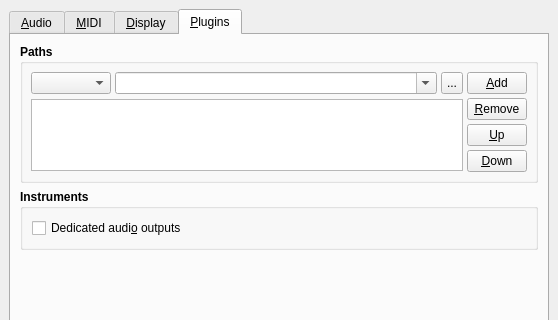
rncbc/qtractor, file src/qtractorOptionsForm.ui: the form before one commit; both pictures show x 0 to 558 and y 0 to 320 of the 558 by 551 pixel window.
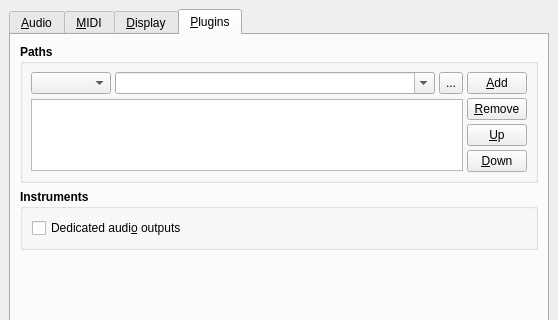
The form after the commit. The open tabs and pages were chosen to show the change. Icons and pictures are not drawn.

Diff of the .ui file:
```diff
--- a/src/qtractorOptionsForm.ui
+++ b/src/qtractorOptionsForm.ui
@@ -2473,8 +2473,8 @@
               </property>
               <property name="maximumSize" >
                <size>
-                <width>22</width>
-                <height>22</height>
+                <width>24</width>
+                <height>24</height>
                </size>
               </property>
               <property name="icon" >
```
Left out of the diff: 8 changed lines with no effect on the pictures.
